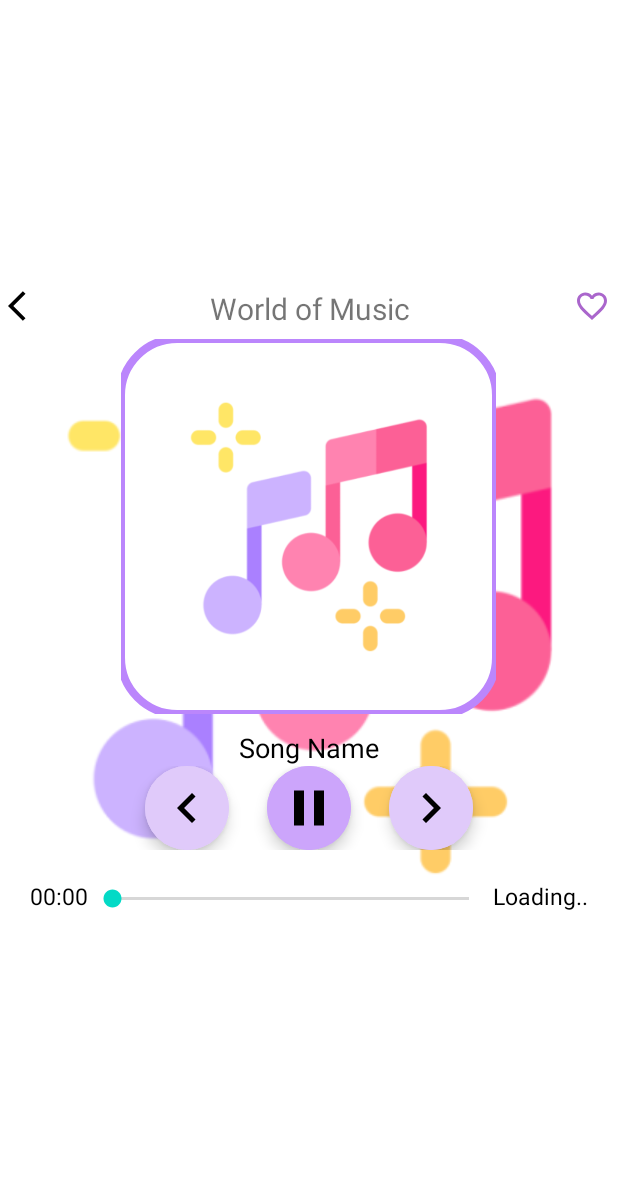
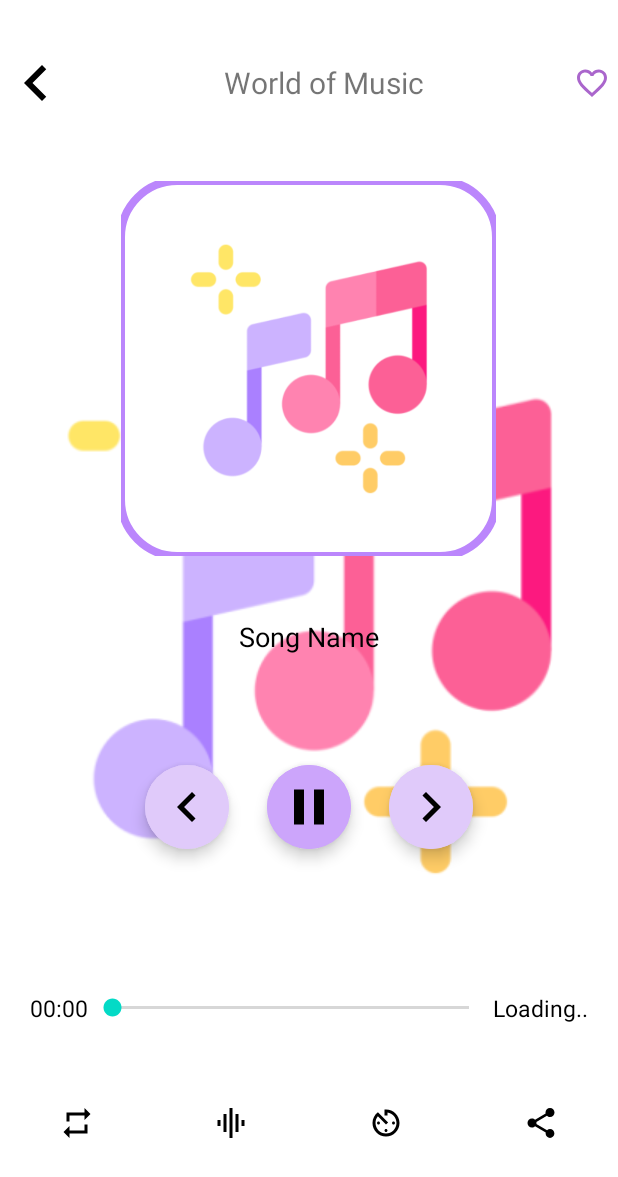
Before and after one commit to kainfuon/MusicPlayer, an Android app: the PlayerActivity screen opened directly, with no data from a screen before it, on a phone screen of 412 x 824 dp. Shown: the top 1177 px of the screen. Run offline under Robolectric (Android 15) with nearby library versions, the phone set to English and light mode, and no system bars.

```diff
--- a/app/src/main/AndroidManifest.xml
+++ b/app/src/main/AndroidManifest.xml
@@ -13,6 +13,12 @@
         android:theme="@style/splash_screen"
         tools:targetApi="31">
         <activity
+            android:name=".PlaylistActivity"
+            android:exported="false" />
+        <activity
+            android:name=".FavouriteActivity"
+            android:exported="false" />
+        <activity
             android:name=".PlayerActivity"
             android:exported="false" />
         <activity
--- /dev/null
+++ b/app/src/main/res/drawable/add_icon.xml
@@ -0,0 +1,5 @@
+<vector android:height="24dp" android:tint="#000000"
+    android:viewportHeight="24" android:viewportWidth="24"
+    android:width="24dp" xmlns:android="http://schemas.android.com/apk/res/android">
+    <path android:fillColor="@android:color/white" android:pathData="M19,13h-6v6h-2v-6H5v-2h6V5h2v6h6v2z"/>
+</vector>
--- a/app/src/main/res/drawable/back_icon.xml
+++ b/app/src/main/res/drawable/back_icon.xml
@@ -1,13 +1,9 @@
 <vector
-    android:autoMirrored="true"
-    android:width="24dp"
-    android:height="24dp"
-    android:tint="#000000"
-    android:viewportHeight="24"
-    android:viewportWidth="24"
-
+    android:autoMirrored="true" android:height="48dp"
+    android:tint="#000000" android:viewportHeight="24"
+    android:viewportWidth="24" android:width="48dp"
     xmlns:android="http://schemas.android.com/apk/res/android">
     <path
         android:fillColor="@android:color/white"
-        android:pathData="M11.67,3.87L9.9,2.1 0,12l9.9,9.9 1.77,-1.77L3.54,12z"/>
+        android:pathData="M15.41,7.41L14,6l-6,6 6,6 1.41,-1.41L10.83,12z"/>
 </vector>
--- /dev/null
+++ b/app/src/main/res/drawable/equalizer_icon.xml
@@ -0,0 +1,5 @@
+<vector android:height="24dp" android:tint="#000000"
+    android:viewportHeight="24" android:viewportWidth="24"
+    android:width="24dp" xmlns:android="http://schemas.android.com/apk/res/android">
+    <path android:fillColor="@android:color/white" android:pathData="M7,18h2L9,6L7,6v12zM11,22h2L13,2h-2v20zM3,14h2v-4L3,10v4zM15,18h2L17,6h-2v12zM19,10v4h2v-4h-2z"/>
+</vector>
--- /dev/null
+++ b/app/src/main/res/drawable/repeat_icon.xml
@@ -0,0 +1,5 @@
+<vector android:height="24dp" android:tint="#000000"
+    android:viewportHeight="24" android:viewportWidth="24"
+    android:width="24dp" xmlns:android="http://schemas.android.com/apk/res/android">
+    <path android:fillColor="@android:color/white" android:pathData="M7,7h10v3l4,-4 -4,-4v3L5,5v6h2L7,7zM17,17L7,17v-3l-4,4 4,4v-3h12v-6h-2v4z"/>
+</vector>
--- /dev/null
+++ b/app/src/main/res/drawable/share_icon.xml
@@ -0,0 +1,5 @@
+<vector android:height="24dp" android:tint="#000000"
+    android:viewportHeight="24" android:viewportWidth="24"
+    android:width="24dp" xmlns:android="http://schemas.android.com/apk/res/android">
+    <path android:fillColor="@android:color/white" android:pathData="M18,16.08c-0.76,0 -1.44,0.3 -1.96,0.77L8.91,12.7c0.05,-0.23 0.09,-0.46 0.09,-0.7s-0.04,-0.47 -0.09,-0.7l7.05,-4.11c0.54,0.5 1.25,0.81 2.04,0.81 1.66,0 3,-1.34 3,-3s-1.34,-3 -3,-3 -3,1.34 -3,3c0,0.24 0.04,0.47 0.09,0.7L8.04,9.81C7.5,9.31 6.79,9 6,9c-1.66,0 -3,1.34 -3,3s1.34,3 3,3c0.79,0 1.5,-0.31 2.04,-0.81l7.12,4.16c-0.05,0.21 -0.08,0.43 -0.08,0.65 0,1.61 1.31,2.92 2.92,2.92 1.61,0 2.92,-1.31 2.92,-2.92s-1.31,-2.92 -2.92,-2.92z"/>
+</vector>
--- /dev/null
+++ b/app/src/main/res/drawable/timer_icon.xml
@@ -0,0 +1,5 @@
+<vector android:height="24dp" android:tint="#000000"
+    android:viewportHeight="24" android:viewportWidth="24"
+    android:width="24dp" xmlns:android="http://schemas.android.com/apk/res/android">
+    <path android:fillColor="@android:color/white" android:pathData="M11,17c0,0.55 0.45,1 1,1s1,-0.45 1,-1 -0.45,-1 -1,-1 -1,0.45 -1,1zM11,3v4h2L13,5.08c3.39,0.49 6,3.39 6,6.92 0,3.87 -3.13,7 -7,7s-7,-3.13 -7,-7c0,-1.68 0.59,-3.22 1.58,-4.42L12,13l1.41,-1.41 -6.8,-6.8v0.02C4.42,6.45 3,9.05 3,12c0,4.97 4.02,9 9,9 4.97,0 9,-4.03 9,-9s-4.03,-9 -9,-9h-1zM18,12c0,-0.55 -0.45,-1 -1,-1s-1,0.45 -1,1 0.45,1 1,1 1,-0.45 1,-1zM6,12c0,0.55 0.45,1 1,1s1,-0.45 1,-1 -0.45,-1 -1,-1 -1,0.45 -1,1z"/>
+</vector>
--- a/app/src/main/res/layout/activity_player.xml
+++ b/app/src/main/res/layout/activity_player.xml
@@ -8,18 +8,20 @@
     android:orientation="vertical"
     android:gravity="center">
 
+<!--    First Row-->
     <LinearLayout
         android:layout_width="match_parent"
         android:layout_height="wrap_content"
         android:orientation="horizontal"
-        android:gravity="center">
+        android:gravity="center"
+        android:layout_weight="1">
 
+<!--        Back Button-->
         <ImageButton
             android:layout_width="wrap_content"
             android:layout_height="wrap_content"
             android:src="@drawable/back_icon"
             android:background="@android:color/transparent"
-            android:layout_marginStart="5dp"
             android:contentDescription="@string/back_btn"/>
 
         <TextView
@@ -28,8 +30,10 @@
             android:text="@string/world_of_music"
             android:textSize="20sp"
             android:gravity="center"
-            android:layout_weight="1"/>
+            android:layout_weight="1"
+            tools:ignore="NestedWeights" />
 
+<!--    favourites button-->
         <ImageButton
             android:layout_width="wrap_content"
             android:layout_height="wrap_content"
@@ -40,6 +44,7 @@
 
     </LinearLayout>
 
+<!--    Current song image-->
     <com.google.android.material.imageview.ShapeableImageView
         android:layout_width="250dp"
         android:layout_height="250dp"
@@ -49,69 +54,122 @@
         app:strokeColor="@color/purple_200"
         app:strokeWidth="5dp"/>
 
+<!--    Current song name-->
     <TextView
         android:layout_width="match_parent"
         android:layout_height="wrap_content"
         android:layout_marginHorizontal="20dp"
         android:text="@string/song_name"
+        android:textColor="@color/black"
         android:textSize="18sp"
-        android:textColor="@color/black"
-        android:textAlignment="center"/>
+        android:gravity="center"
+        android:layout_weight="1"/>
 
+<!--    Previous, Pause & Next-->
     <LinearLayout
         android:layout_width="match_parent"
         android:layout_height="wrap_content"
+        android:gravity="center"
+        android:layout_margin="10dp"
         android:orientation="horizontal"
-        android:gravity="center">
+        android:layout_weight="1">
 
         <com.google.android.material.floatingactionbutton.ExtendedFloatingActionButton
             android:layout_width="wrap_content"
             android:layout_height="wrap_content"
+            android:backgroundTint="@color/purple_50"
             app:icon="@drawable/previous_icon"
-            android:backgroundTint="@color/purple_50"
-            app:iconSize="40dp"/>
+            app:iconSize="40dp" />
 
         <com.google.android.material.floatingactionbutton.ExtendedFloatingActionButton
             android:layout_width="wrap_content"
             android:layout_height="wrap_content"
+            android:layout_marginHorizontal="25dp"
+            android:backgroundTint="@color/purple_100"
             app:icon="@drawable/pause_icon"
-            app:iconSize="40dp"
-            android:backgroundTint="@color/purple_100"
-            android:layout_marginHorizontal="25dp"/>
+            app:iconSize="40dp" />
 
         <com.google.android.material.floatingactionbutton.ExtendedFloatingActionButton
             android:layout_width="wrap_content"
             android:layout_height="wrap_content"
+            android:backgroundTint="@color/purple_50"
             app:icon="@drawable/next_icon"
-            android:backgroundTint="@color/purple_50"
-            app:iconSize="40dp"/>
+            app:iconSize="40dp" />
 
     </LinearLayout>
 
+<!--    start, end, thanh cuon (seekbar) -->
     <LinearLayout
         android:layout_width="match_parent"
         android:layout_height="25dp"
         android:orientation="horizontal"
-        android:layout_margin="20dp">
+        android:layout_margin="20dp"
+        android:layout_weight="1">
 
         <TextView
             android:layout_width="wrap_content"
             android:layout_height="match_parent"
             android:textColor="@color/black"
             android:textSize="15sp"
-            android:text="@string/start_tv"/>
+            android:text="@string/start_tv"
+            android:gravity="center"/>
 
         <androidx.appcompat.widget.AppCompatSeekBar
             android:layout_width="0dp"
             android:layout_height="match_parent"
-            android:layout_weight="1"/>
+            android:layout_weight="1"
+            tools:ignore="NestedWeights" />
 
         <TextView
             android:layout_width="wrap_content"
             android:layout_height="match_parent"
             android:textColor="@color/black"
             android:textSize="15sp"
-            android:text="@string/end_tv"/>
+            android:text="@string/end_tv"
+            android:gravity="center"/>
+
+
+    </LinearLayout>
+
+<!--    repeat, timer, share-->
+    <LinearLayout
+        android:layout_width="match_parent"
+        android:layout_height="wrap_content"
+        android:orientation="horizontal"
+        android:layout_weight="1">
+
+        <ImageButton
+            android:layout_width="wrap_content"
+            android:layout_height="wrap_content"
+            android:src="@drawable/repeat_icon"
+            android:background="@android:color/transparent"
+            android:contentDescription="@string/repeat_btn"
+            android:layout_weight="1"/>
+
+        <ImageButton
+        android:layout_width="wrap_content"
+        android:layout_height="wrap_content"
+        android:src="@drawable/equalizer_icon"
+        android:background="@android:color/transparent"
+        android:contentDescription="@string/equalizer_btn"
+        android:layout_weight="1"/>
+
+        <ImageButton
+            android:layout_width="wrap_content"
+            android:layout_height="wrap_content"
+            android:src="@drawable/timer_icon"
+            android:background="@android:color/transparent"
+            android:contentDescription="@string/timer"
+            android:layout_weight="1"/>
+
+        <ImageButton
+            android:layout_width="wrap_content"
+            android:layout_height="wrap_content"
+            android:src="@drawable/share_icon"
+            android:background="@android:color/transparent"
+            android:contentDescription="@string/share"
+            android:layout_weight="1"/>
+
 
 
     </LinearLayout>
--- a/app/src/main/res/values/colors.xml
+++ b/app/src/main/res/values/colors.xml
@@ -6,6 +6,7 @@
     <color name="purple_50">#E0CAFA</color>
     <color name="purple_100">#CCA5FB</color>
     <color name="purple_200">#FFBB86FC</color>
+    <color name="purple_500">#A964FD</color>
     <color name="purple_700">#FF3700B3</color>
     <color name="teal_200">#FF03DAC5</color>
     <color name="teal_700">#FF018786</color>
--- a/app/src/main/res/values/strings.xml
+++ b/app/src/main/res/values/strings.xml
@@ -9,4 +9,8 @@
     <string name="back_btn">Back</string>
     <string name="start_tv">00:00</string>
     <string name="end_tv">Loading..</string>
+    <string name="repeat_btn">Repeat</string>
+    <string name="equalizer_btn">Equalizer</string>
+    <string name="timer">Timer</string>
+    <string name="share">Share</string>
 </resources>
```
Also changed, not shown: app/src/main/java/com/example/musicPlayer/FavouriteActivity.kt (added, +11 -0 lines), app/src/main/java/com/example/musicPlayer/PlaylistActivity.kt (added, +11 -0 lines), app/src/main/res/drawable/previous_icon.xml (+7 -3 lines), app/src/main/res/layout/activity_favourite.xml (added, +57 -0 lines), app/src/main/res/layout/activity_playlist.xml (added, +56 -0 lines).
